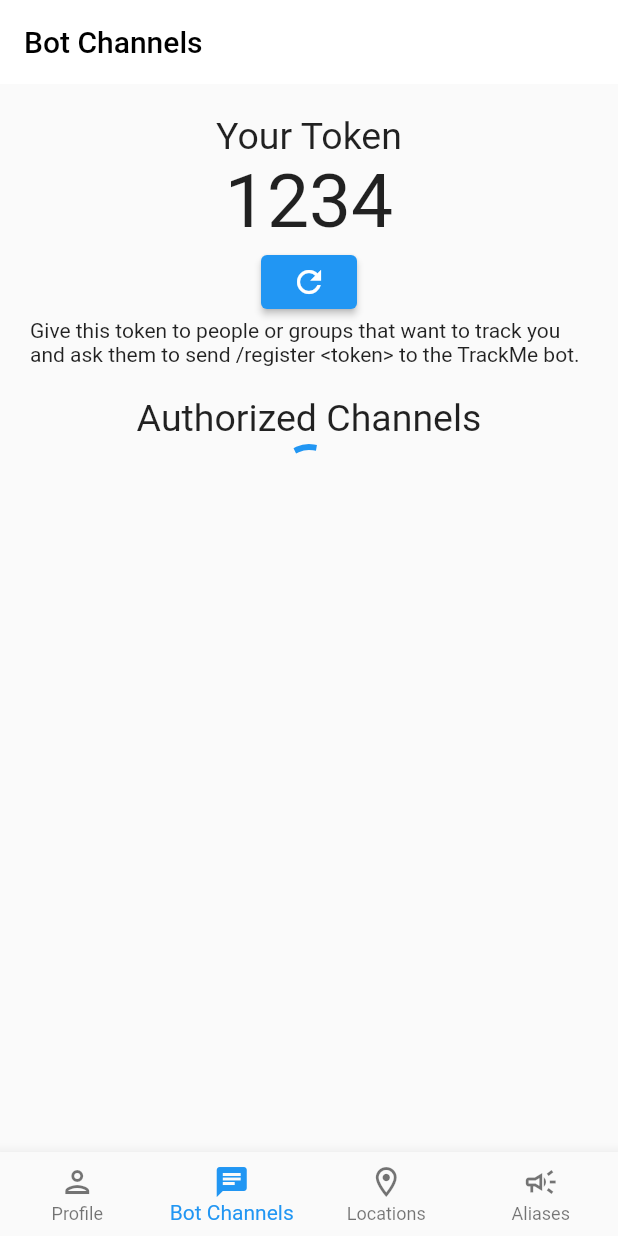
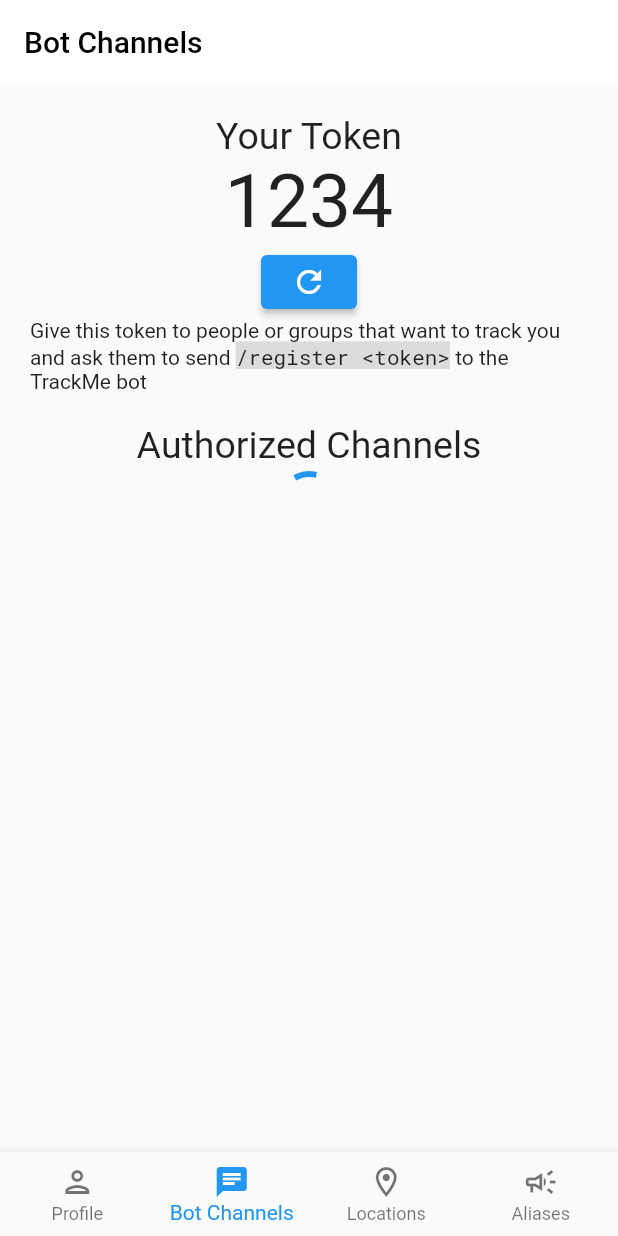
Before and after one commit to SteveImmanuel/trackme-mobile, a Flutter app: the screen it shows after launch, item 2 of the bottom bar chosen, on a phone screen of 412 x 824 dp. Run offline on Flutter 3.47's test engine with Material 2 defaults, Android fonts, the phone set to English and light mode, and no system bars.

Commit message:
Integrate custom font

```diff
--- a/lib/widgets/bot_channels.dart
+++ b/lib/widgets/bot_channels.dart
@@ -1,7 +1,5 @@
 import 'package:flutter/material.dart';
-import 'package:provider/provider.dart';
 import 'package:trackme_mobile/utilities/custom_callback_types.dart';
-import 'package:trackme_mobile/models/user.dart';
 import 'package:trackme_mobile/models/bot_channel.dart';
 import 'package:trackme_mobile/widgets/custom_animated_list.dart';
 
@@ -47,7 +45,7 @@ class BotChannelListItem extends StatelessWidget {
                 scale: 5.5,
               ),
               const SizedBox(width: 5),
-              Text('${type[0].toUpperCase()}${type.substring(1)}'),
+              Text(type),
             ],
           ),
         ),
@@ -152,8 +150,16 @@ class _BotChannelsState extends State<BotChannels> {
                 )
               : const Icon(Icons.refresh),
         ),
-        const Text(
-            'Give this token to people or groups that want to track you and ask them to send /register <token> to the TrackMe bot.'),
+        RichText(
+          text: TextSpan(
+              style: DefaultTextStyle.of(context).style,
+              text:
+                  'Give this token to people or groups that want to track you and ask them to send ',
+              children: const [
+                TextSpan(text: '/register <token>', style: TextStyle(fontFamily: 'RobotoMono', backgroundColor: Colors.black12)),
+                TextSpan(text: ' to the TrackMe bot')
+              ]),
+        ),
         const SizedBox(height: 20),
         const Text(
           'Authorized Channels',
--- a/lib/widgets/profile.dart
+++ b/lib/widgets/profile.dart
@@ -34,7 +34,7 @@ class _ProfileState extends State<Profile> {
         Consumer<User>(
           builder: (context, user, child) {
             return Text(
-              'Hello, ${user.username}',
+              'Hello, ${user.username.toUpperCase()}',
               style: TextStyle(fontSize: 35),
             );
           },
```
Also changed, not shown: pubspec.yaml (+2 -7 lines), assets/fonts/RobotoMono-Regular.ttf (added).
